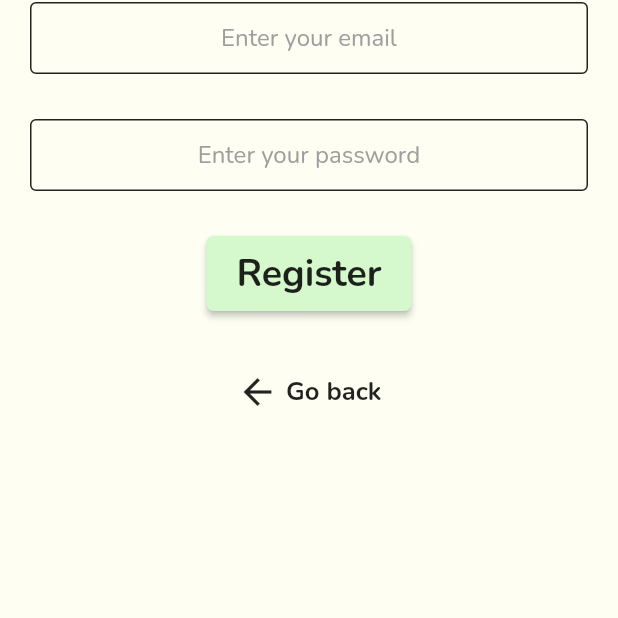
After one commit to LordOlumide/MobileDev-CGPA-App, a Flutter app: the screen it shows after launch, after a tap on "Register", on a phone screen of 412 x 824 dp, the part 403-1021 px from its top. The commit adds this screen. Run offline on Flutter 3.47's test engine with Material 2 defaults, Android fonts, the phone set to English and light mode, and no system bars; our stand-ins replace cloud_firestore, firebase_auth, firebase_core, hive; accounts and stored records are empty; network calls fail.

Commit message:
Adjustments and login and registration screens combined

```diff
--- /dev/null
+++ b/lib/constants/enums.dart
@@ -0,0 +1 @@
+enum AuthenticationActions { register, login }
--- a/lib/user_interface/routing/app_router.dart
+++ b/lib/user_interface/routing/app_router.dart
@@ -1,9 +1,9 @@
 import 'package:flutter/material.dart';
+import '../../constants/enums.dart';
 
 // screens
 import '../screens/home_screen/home_screen.dart';
-import '../screens/login_screen/login_screen.dart';
-import '../screens/registration_screen/registration_screen.dart';
+import '../screens/authenticate_screen/authenticate_screen.dart';
 import '../screens/semester_view_screen/semester_view_screen.dart';
 import '../screens/welcome_screen/welcome_screen.dart';
 import '../screens/course_view_screen/course_view_screen.dart';
@@ -15,11 +15,11 @@ class AppRouter {
     switch (settings.name) {
       case WelcomeScreen.screenId:
         return MaterialPageRoute(builder: (context) => const WelcomeScreen());
-      case RegistrationScreen.screenId:
+
+      case AuthenticateScreen.screenId:
         return MaterialPageRoute(
-            builder: (context) => const RegistrationScreen());
-      case LoginScreen.screenId:
-        return MaterialPageRoute(builder: (context) => const LoginScreen());
+            builder: (context) => AuthenticateScreen(
+                authAction: settings.arguments as AuthenticationActions));
 
       case HomeScreen.screenId:
         return MaterialPageRoute(
--- /dev/null
+++ b/lib/user_interface/screens/authenticate_screen/authenticate_screen.dart
@@ -0,0 +1,167 @@
+import 'package:flutter/material.dart';
+import 'package:mobile_dev_cgpa_app/constants/decorations.dart';
+import 'package:mobile_dev_cgpa_app/constants/enums.dart';
+import 'package:mobile_dev_cgpa_app/repos/auth_repo.dart';
+import 'package:mobile_dev_cgpa_app/user_interface/screens/home_screen/home_screen.dart';
+import 'package:mobile_dev_cgpa_app/user_interface/screens/welcome_screen/welcome_screen.dart';
+import 'package:provider/provider.dart';
+
+class AuthenticateScreen extends StatefulWidget {
+  static const screenId = 'Authentication screen';
+
+  final AuthenticationActions authAction;
+
+  const AuthenticateScreen({Key? key, required this.authAction})
+      : super(key: key);
+
+  @override
+  State<AuthenticateScreen> createState() => _AuthenticateScreenState();
+}
+
+class _AuthenticateScreenState extends State<AuthenticateScreen> {
+  String email = '';
+  String password = '';
+
+  bool inAsyncCall = false;
+
+  login() async {
+    await Provider.of<Auth>(context, listen: false)
+        .logInWithEmailAndPassword(email: email, password: password)
+        .then((_) => Navigator.pushNamedAndRemoveUntil(
+              context,
+              HomeScreen.screenId,
+              ModalRoute.withName(WelcomeScreen.screenId),
+              arguments: email,
+            ));
+  }
+
+  register() async {
+    await Provider.of<Auth>(context, listen: false)
+        .createUserWithEmailAndPassword(email: email, password: password)
+        .then((_) => Navigator.pushNamedAndRemoveUntil(
+              context,
+              HomeScreen.screenId,
+              ModalRoute.withName(WelcomeScreen.screenId),
+              arguments: email,
+            ));
+  }
+
+  @override
+  Widget build(BuildContext context) {
+    return Scaffold(
+      body: Center(
+        child: Stack(
+          children: [
+            Container(
+              margin: const EdgeInsets.symmetric(horizontal: 20),
+              child: Column(
+                mainAxisAlignment: MainAxisAlignment.center,
+                children: [
+                  // email textfield
+                  TextField(
+                    onChanged: (value) {
+                      email = value;
+                    },
+                    keyboardType: TextInputType.emailAddress,
+                    textAlign: TextAlign.center,
+                    decoration: kTextFieldDecoration.copyWith(
+                      hintText: 'Enter your email',
+                    ),
+                    cursorColor: Colors.black87,
+                  ),
+                  const SizedBox(height: 30),
+
+                  // password textfield
+                  TextField(
+                    onChanged: (value) {
+                      password = value;
+                    },
+                    obscureText: true,
+                    textAlign: TextAlign.center,
+                    decoration: kTextFieldDecoration.copyWith(
+                      hintText: 'Enter your password',
+                    ),
+                    cursorColor: Colors.black87,
+                  ),
+                  const SizedBox(height: 30),
+
+                  // Login button
+                  MaterialButton(
+                    // TODO: Add loading animation for login and registration
+                    padding:
+                        const EdgeInsets.symmetric(horizontal: 20, vertical: 8),
+                    color: Theme.of(context).colorScheme.primary,
+                    shape: RoundedRectangleBorder(
+                        borderRadius: BorderRadius.circular(5)),
+                    onPressed: () async {
+                      setState(() {
+                        inAsyncCall = true;
+                      });
+                      try {
+                        if (widget.authAction == AuthenticationActions.login) {
+                          login();
+                        } else {
+                          register();
+                        }
+                      } catch (e) {
+                        print('FirebaseAuth Error: $e');
+                      }
+                      setState(() {
+                        inAsyncCall = false;
+                      });
+                    },
+                    child: Text(
+                      widget.authAction == AuthenticationActions.login
+                          ? 'Log in'
+                          : 'Register',
+                      style: const TextStyle(
+                        fontSize: 25,
+                        fontWeight: FontWeight.w700,
+                      ),
+                    ),
+                  ),
+                  const SizedBox(height: 30),
+
+                  TextButton(
+                    onPressed: () {
+                      Navigator.of(context).pop();
+                    },
+                    child: Row(
+                      mainAxisAlignment: MainAxisAlignment.center,
+                      children: [
+                        Icon(
+                          Icons.arrow_back,
+                          size: 28,
+                          color: Theme.of(context).textTheme.bodyMedium!.color,
+                        ),
+                        const SizedBox(width: 5),
+                        Text(
+                          'Go back',
+                          style: TextStyle(
+                            fontSize: 17,
+                            fontWeight: FontWeight.w700,
+                            color:
+                                Theme.of(context).textTheme.bodyMedium!.color,
+                          ),
+                        ),
+                      ],
+                    ),
+                  ),
+                ],
+              ),
+            ),
+            inAsyncCall
+                ? Container(
+                    color: Colors.white54,
+                    child: const Center(
+                      child:
+                          CircularProgressIndicator(color: Colors.blueAccent),
+                    ),
+                  )
+                : const SizedBox(),
+          ],
+        ),
+      ),
+    );
+  }
+}
--- a/lib/user_interface/screens/home_screen/home_screen.dart
+++ b/lib/user_interface/screens/home_screen/home_screen.dart
@@ -84,7 +84,6 @@ class HomeScreen extends StatelessWidget {
               ),
             ),
 
-            // The years ListView  TODO: Implement Multi course deleting
             Expanded(
               flex: 4,
               child: Container(
--- a/lib/user_interface/screens/welcome_screen/welcome_screen.dart
+++ b/lib/user_interface/screens/welcome_screen/welcome_screen.dart
@@ -1,6 +1,6 @@
 import 'package:flutter/material.dart';
-import '../login_screen/login_screen.dart';
-import '../registration_screen/registration_screen.dart';
+import 'package:mobile_dev_cgpa_app/constants/enums.dart';
+import '../authenticate_screen/authenticate_screen.dart';
 import '../home_screen/home_screen.dart';
 
 class WelcomeScreen extends StatelessWidget {
@@ -48,7 +48,11 @@ class WelcomeScreen extends StatelessWidget {
             MaterialButton(
               padding: const EdgeInsets.symmetric(horizontal: 20, vertical: 5),
               onPressed: () {
-                Navigator.pushNamed(context, RegistrationScreen.screenId);
+                Navigator.pushNamed(
+                  context,
+                  AuthenticateScreen.screenId,
+                  arguments: AuthenticationActions.register,
+                );
               },
               shape: RoundedRectangleBorder(
                   borderRadius: BorderRadius.circular(7)),
@@ -67,7 +71,11 @@ class WelcomeScreen extends StatelessWidget {
             MaterialButton(
               padding: const EdgeInsets.symmetric(horizontal: 20, vertical: 5),
               onPressed: () {
-                Navigator.pushNamed(context, LoginScreen.screenId);
+                Navigator.pushNamed(
+                  context,
+                  AuthenticateScreen.screenId,
+                  arguments: AuthenticationActions.login,
+                );
               },
               shape: RoundedRectangleBorder(
                   borderRadius: BorderRadius.circular(7)),
```
Also changed, not shown: lib/user_interface/screens/login_screen/login_screen.dart (deleted, +0 -119 lines), lib/user_interface/screens/registration_screen/registration_screen.dart (deleted, +0 -121 lines).
